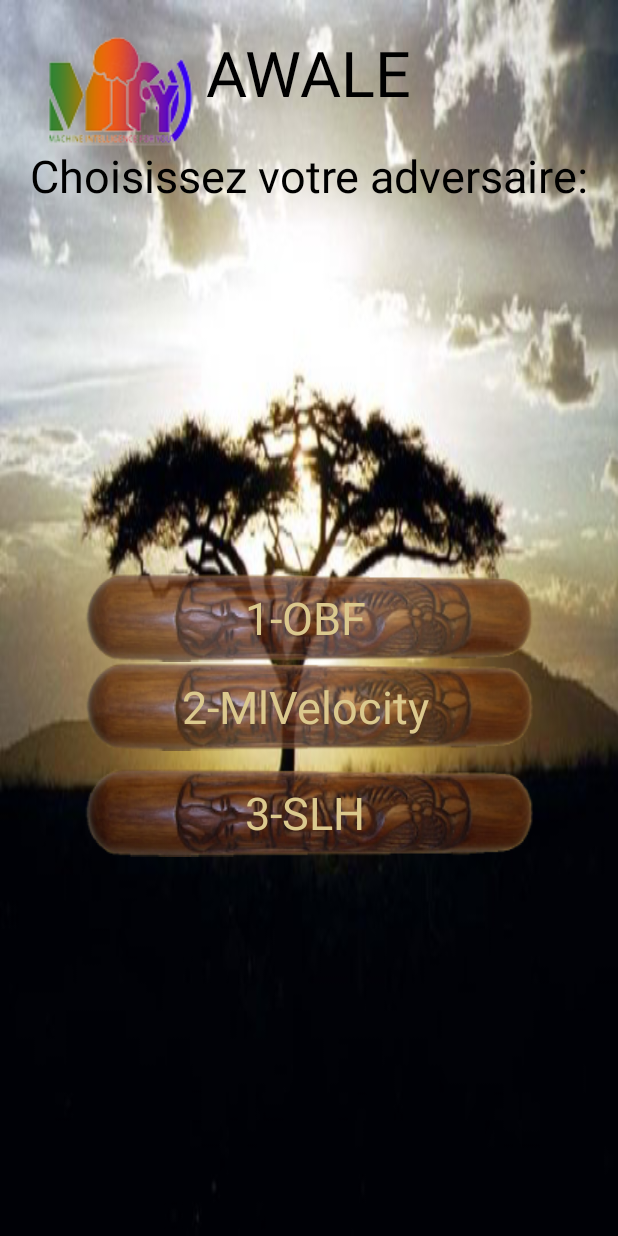
After one commit to Parisius/MIFYAwale, an Android app: the OpponentActivity screen opened directly, with no data from a screen before it, on a phone screen of 412 x 824 dp. The commit adds this screen. Run offline under Robolectric (Android 15) with nearby library versions, the phone set to English and light mode, and no system bars.

Commit message:
Interface IA

```diff
--- /dev/null
+++ b/app/src/main/java/com/mifyai/mifyawale/OpponentActivity.java
@@ -0,0 +1,50 @@
+package com.mifyai.mifyawale;
+
+import android.content.Intent;
+import android.os.Bundle;
+import android.support.design.widget.FloatingActionButton;
+import android.support.design.widget.Snackbar;
+import android.support.v7.app.AppCompatActivity;
+import android.support.v7.widget.Toolbar;
+import android.view.View;
+import android.widget.Button;
+
+public class OpponentActivity extends AppCompatActivity {
+
+    @Override
+    protected void onCreate(Bundle savedInstanceState) {
+        super.onCreate(savedInstanceState);
+        setContentView(R.layout.activity_opponent);
+
+        Button ObfGameButton = (Button) findViewById(R.id.obf_button);
+        ObfGameButton.setOnClickListener(new View.OnClickListener() {
+            @Override
+            public void onClick(View v) {
+              Intent intent=new Intent(getApplicationContext(), PlayActivity.class);
+              intent.putExtra("ia","1");
+                startActivity(intent);
+            }
+        });
+
+        Button SlhGameButton = (Button) findViewById(R.id.slh_button);
+        SlhGameButton.setOnClickListener(new View.OnClickListener() {
+            @Override
+            public void onClick(View v) {
+                Intent intent=new Intent(getApplicationContext(), PlayActivity.class);
+                intent.putExtra("ia","3");
+                startActivity(intent);
+            }
+        });
+
+        Button MlvelocityGameButton = (Button) findViewById(R.id.MlVelocity_button);
+        MlvelocityGameButton.setOnClickListener(new View.OnClickListener() {
+            @Override
+            public void onClick(View v) {
+                Intent intent=new Intent(getApplicationContext(), PlayActivity.class);
+                intent.putExtra("ia","2");
+                startActivity(intent);
+            }
+        });
+    }
+
+}
--- /dev/null
+++ b/app/src/main/res/layout/activity_opponent.xml
@@ -0,0 +1,97 @@
+<?xml version="1.0" encoding="utf-8"?>
+<RelativeLayout xmlns:android="http://schemas.android.com/apk/res/android"
+    xmlns:tools="http://schemas.android.com/tools"
+    android:orientation="vertical"
+    android:layout_width="fill_parent"
+    android:layout_height="fill_parent"
+    android:background="@drawable/background">
+
+    <TextView android:id="@+id/awale_title"
+        android:layout_width="wrap_content"
+        android:layout_height="wrap_content"
+        android:layout_centerHorizontal="true"
+        android:text="AWALE"
+        android:textSize="@dimen/title_font_size"
+        android:layout_marginBottom="@dimen/title_margin"
+        android:layout_marginTop="@dimen/title_margin"
+        android:textColor="@color/awale_title_color" />
+
+    <RelativeLayout android:orientation="vertical"
+        android:layout_width="fill_parent"
+        android:layout_height="wrap_content"
+        android:layout_below="@+id/awale_title"
+        android:id="@+id/relativeLayout">
+
+        <!--
+            <Button android:id="@+id/options_button"
+            android:text="@string/options"
+        -->
+        <!--
+            android:layout_width="@dimen/button_width"
+            android:layout_height="wrap_content"
+        -->
+        <!--			android:layout_below="@id/new_game_button"-->
+        <!--			android:layout_centerHorizontal="true" />-->
+    </RelativeLayout>
+
+    <ImageView
+        android:src="@drawable/logo2"
+        android:layout_width="wrap_content"
+        android:layout_height="wrap_content"
+        android:layout_marginLeft="30dp"
+        android:id="@+id/imageView"
+        android:layout_alignTop="@+id/awale_title"
+        android:layout_alignParentLeft="true"
+        android:contentDescription=""/>
+
+
+    <Button
+        android:id="@+id/slh_button"
+        android:layout_width="@dimen/button_width"
+        android:layout_height="wrap_content"
+        android:layout_below="@+id/MlVelocity_button"
+        android:layout_centerHorizontal="true"
+        android:layout_marginTop="11dp"
+        android:background="@drawable/button_selector"
+        android:text="@string/slh_choice"
+        android:textColor="@color/awale_button_text_color"
+        android:textSize="@dimen/button_font_size" />
+
+
+    <Button
+        android:id="@+id/obf_button"
+        android:layout_width="@dimen/button_width"
+        android:layout_height="wrap_content"
+        android:layout_alignLeft="@+id/MlVelocity_button"
+        android:layout_alignStart="@+id/MlVelocity_button"
+        android:layout_centerVertical="true"
+        android:background="@drawable/button_selector"
+        android:text="@string/obf_choice"
+        android:textColor="@color/awale_button_text_color"
+        android:textSize="@dimen/button_font_size" />
+
+    <Button
+        android:id="@+id/MlVelocity_button"
+        android:layout_width="@dimen/button_width"
+        android:layout_height="wrap_content"
+        android:layout_alignLeft="@+id/slh_button"
+        android:layout_alignStart="@+id/slh_button"
+        android:layout_below="@+id/obf_button"
+        android:background="@drawable/button_selector"
+        android:text="@string/mlvelocity_choice"
+        android:textColor="@color/awale_button_text_color"
+        android:textSize="@dimen/button_font_size" />
+
+    <TextView
+        android:id="@+id/textView2"
+        android:layout_width="wrap_content"
+        android:layout_height="wrap_content"
+        android:layout_below="@+id/awale_title"
+        android:layout_centerHorizontal="true"
+        android:text="Choisissez votre adversaire:"
+        android:textAppearance="@style/TextAppearance.AppCompat"
+        android:textColor="@color/awale_title_color"
+        android:textSize="@dimen/choice_font_size"
+        tools:text="Choisissez votre adversaire:" />
+
+</RelativeLayout>
--- a/app/src/main/res/values/dimens.xml
+++ b/app/src/main/res/values/dimens.xml
@@ -3,7 +3,9 @@
     <dimen name="button_width">300dip</dimen>
     <dimen name="button_font_size">30dip</dimen>
     <dimen name="title_font_size">42dip</dimen>
+    <dimen name="choice_font_size">30dip</dimen>
     <dimen name="credits_font_size">20dip</dimen>
     <dimen name="title_margin">20dip</dimen>
     <dimen name="credits_margin">5dip</dimen>
+    <dimen name="fab_margin">16dp</dimen>
 </resources>
--- a/app/src/main/res/values/strings.xml
+++ b/app/src/main/res/values/strings.xml
@@ -2,6 +2,10 @@
 <resources>
     <string name="app_name">MIFYAwale</string>
     <string name="new_game">NEW GAME</string>
+    <string name="start_game">START GAME</string>
+    <string name="slh_choice">3-SLH</string>
+    <string name="mlvelocity_choice">2-MlVelocity</string>
+    <string name="obf_choice">1-OBF</string>
     <string name="rules">RULES</string>
     <string name="options">OPTIONS</string>
     <string name="credits">CREDITS</string>
@@ -47,4 +51,5 @@ The game is over when one player has captured 25 or more seeds, or each player h
 If both players agree that the game has been reduced to an endless cycle, each player captures the seeds on their side of the board.
 "
 </string>
+    <string name="title_activity_opponent">OpponentActivity</string>
 </resources>
```
Also changed, not shown: app/src/main/AndroidManifest.xml (+10 -5 lines), app/src/main/java/com/mifyai/mifyawale/AwaleView.java (+10 -3 lines), app/src/main/java/com/mifyai/mifyawale/GameManager.java (+22 -2 lines), app/src/main/java/com/mifyai/mifyawale/MainActivity.java (+10 -1 lines), app/src/main/java/com/mifyai/mifyawale/PlayActivity.java (+19 -1 lines), app/src/main/res/layout/content_opponent.xml (added, +88 -0 lines), app/src/main/res/values/styles.xml (+8 -1 lines).
